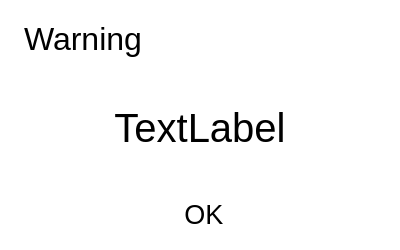
The window that ui/WarningDialog.ui (Greed54/auto-watering) describes before a commit, drawn with Qt 5.
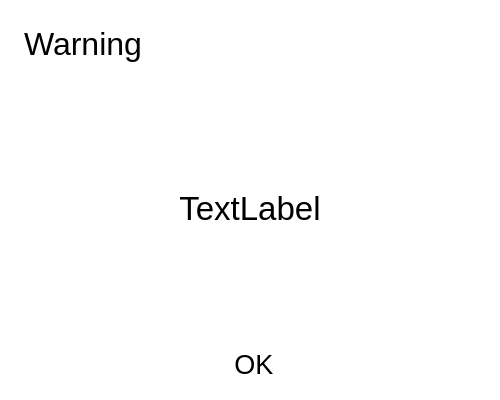
The same window after the commit. Icons and pictures are not drawn.

What changed in the file:
```diff
--- a/ui/WarningDialog.ui
+++ b/ui/WarningDialog.ui
@@ -6,8 +6,8 @@
    <rect>
     <x>0</x>
     <y>0</y>
-    <width>400</width>
-    <height>250</height>
+    <width>500</width>
+    <height>400</height>
    </rect>
   </property>
   <property name="sizePolicy">
@@ -18,14 +18,14 @@
   </property>
   <property name="minimumSize">
    <size>
-    <width>400</width>
-    <height>250</height>
+    <width>500</width>
+    <height>400</height>
    </size>
   </property>
   <property name="maximumSize">
    <size>
-    <width>400</width>
-    <height>250</height>
+    <width>500</width>
+    <height>400</height>
    </size>
   </property>
   <property name="windowTitle">
@@ -89,16 +89,16 @@
      <property name="minimumSize">
       <size>
        <width>0</width>
-       <height>110</height>
+       <height>250</height>
       </size>
      </property>
      <property name="font">
       <font>
-       <pointsize>30</pointsize>
+       <pointsize>25</pointsize>
       </font>
      </property>
      <property name="styleSheet">
-      <string notr="true">font-size: 30pt;</string>
+      <string notr="true">font-size: 25pt;</string>
      </property>
      <property name="text">
       <string>TextLabel</string>
@@ -106,6 +106,9 @@
      <property name="alignment">
       <set>Qt::AlignmentFlag::AlignCenter</set>
      </property>
+     <property name="wordWrap">
+      <bool>true</bool>
+     </property>
      <property name="class" stdset="0">
       <string>dialogTextLabel</string>
      </property>
```
